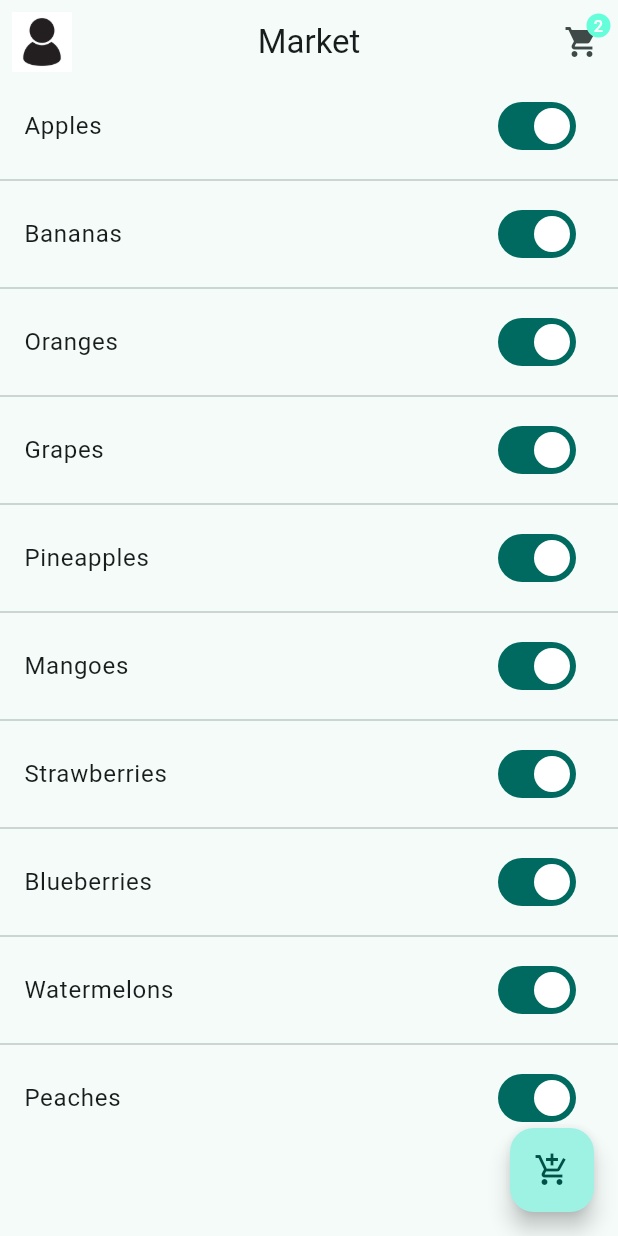
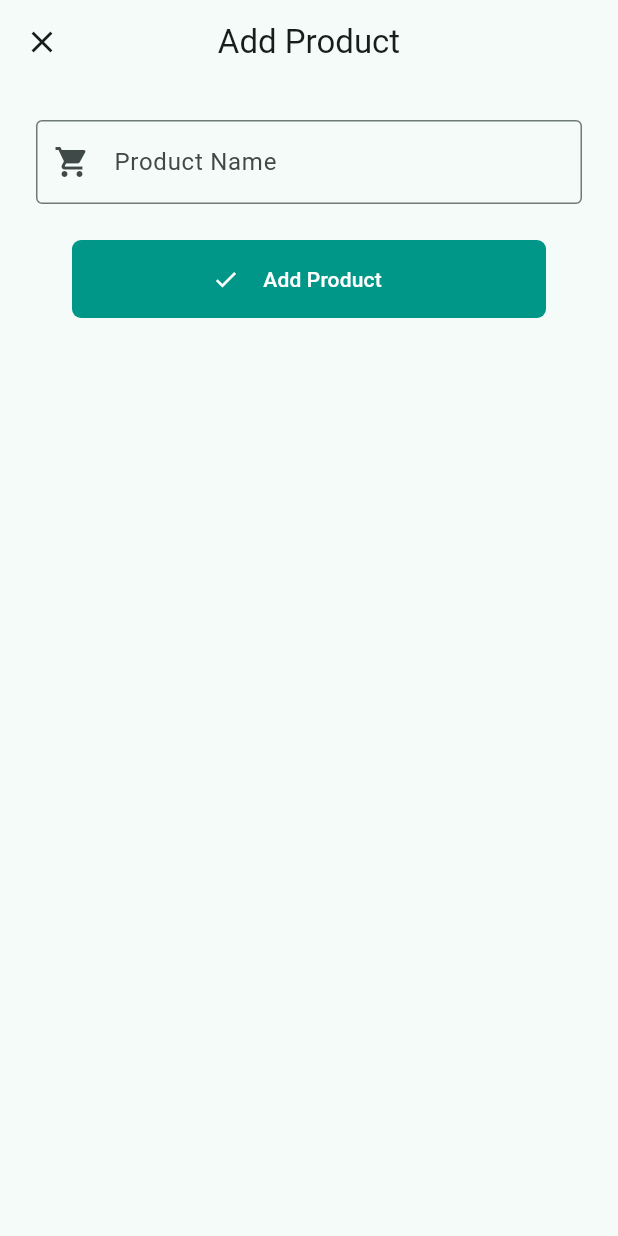
Before and after one commit to VMarkovicz/Market-List-Flutter, a Flutter app: the screen it shows after launch, after a tap on the "add shopping cart" icon, on a phone screen of 412 x 824 dp. Run offline on Flutter 3.47's test engine with Material 3 defaults, Android fonts, the phone set to English and light mode, and no system bars.

Commit message:
feat: cart view

```diff
--- a/analysis_options.yaml
+++ b/analysis_options.yaml
@@ -21,6 +21,7 @@ linter:
   # `// ignore_for_file: name_of_lint` syntax on the line or in the file
   # producing the lint.
   rules:
+    tab_size: 4
     # avoid_print: false  # Uncomment to disable the `avoid_print` rule
     # prefer_single_quotes: true  # Uncomment to enable the `prefer_single_quotes` rule
 
--- a/lib/app.dart
+++ b/lib/app.dart
@@ -1,5 +1,6 @@
 import 'package:flutter/material.dart';
 import 'package:shopping_list/products/products_view.dart';
+import 'package:shopping_list/repositories/products_repository.dart';
 
 class App extends StatelessWidget{
     const App({super.key});
@@ -12,7 +13,7 @@ class App extends StatelessWidget{
                     seedColor: Colors.teal,
                 ),
             ),
-            home: ProductsView(),
+            home: ProductsView(productRepository: ProductsRepositoryMemory()),
             debugShowCheckedModeBanner: false,
         );
     }
--- a/lib/models/cart_item.dart
+++ b/lib/models/cart_item.dart
@@ -2,8 +2,8 @@ import 'package:shopping_list/models/product.dart';
 
 class CartItem {
     final Product product;
-    final int quantity;
-    final bool isSelected;
+    int quantity;
+    bool isSelected;
 
     CartItem(this.product, this.quantity, this.isSelected);
 }
--- /dev/null
+++ b/lib/products/add_product_view.dart
@@ -0,0 +1,92 @@
+import 'package:flutter/material.dart';
+import 'package:shopping_list/repositories/products_repository.dart';
+
+class AddProductView extends StatefulWidget {
+    final ProductsRepositoryMemory productRepository;
+    final Function() onSave;
+    const AddProductView({super.key, required this.productRepository, required this.onSave});
+
+    @override
+    State<AddProductView> createState() => _AddProductViewState();
+}
+
+class _AddProductViewState extends State<AddProductView> {
+    final productController = TextEditingController();
+    final formKey = GlobalKey<FormState>();
+
+    @override
+    void dispose() {
+        productController.dispose();
+        super.dispose();
+    }
+
+    saveProduct() {
+        if (formKey.currentState!.validate()) {
+            // Save the product to the repository
+            widget.productRepository.addProduct(productController.text);
+            debugPrint(widget.productRepository.productsText());
+            widget.onSave();
+            Navigator.of(context).pop();
+        }
+    }
+
+    @override
+    Widget build(BuildContext context) {
+        return Scaffold(
+            appBar: AppBar(
+            title: const Text('Add Product'),
+            centerTitle: true,
+            ),
+            body: Form(
+                key: formKey,
+                child: Padding(
+                padding: const EdgeInsets.all(24.0),
+                child: ListView(
+                    children: [
+                        TextFormField(
+                            controller: productController,
+                            decoration: const InputDecoration(
+                                prefixIcon: Icon(Icons.shopping_cart),
+                                labelText: 'Product Name',
+                                hintText: 'Enter product name',
+                                border: OutlineInputBorder(),
+                            ),
+                            validator: (value) {
+                                if (value == null || value.isEmpty) {
+                                    return 'Please enter a product name';
+                                }
+                                return null;
+                            },
+                        ),
+                        Padding(
+                            padding: const EdgeInsets.all(24.0),
+                            child: FilledButton(
+                                style: FilledButton.styleFrom(
+                                    backgroundColor: Colors.teal,
+                                    foregroundColor: Colors.white,
+                                    shape: RoundedRectangleBorder(
+                                        borderRadius: BorderRadius.circular(6.0),
+                                    ),
+                                ),
+                                onPressed: () {
+                                    saveProduct();
+                                },
+                                child: Row(
+                                    mainAxisAlignment: MainAxisAlignment.center,
+                                    children: [
+                                        Icon(Icons.check),
+                                        Padding(
+                                            padding: const EdgeInsets.all(16.0),
+                                            child: const Text("Add Product"),
+                                        ),
+                                    ],
+                                )
+                            ),
+                        ),
+                    ],
+                ),
+                ),
+            ),
+        );
+    }
+}
--- a/lib/products/products_view.dart
+++ b/lib/products/products_view.dart
@@ -1,12 +1,33 @@
 import 'package:flutter/material.dart';
+import 'package:shopping_list/models/product.dart';
+import 'package:shopping_list/products/add_product_view.dart';
+import 'package:shopping_list/products/cart_view.dart';
 import 'package:shopping_list/repositories/products_repository.dart';
 
-class ProductsView extends StatelessWidget {
-    const ProductsView({super.key});
+class ProductsView extends StatefulWidget {
+    final ProductsRepositoryMemory productRepository;
+    const ProductsView({super.key, required this.productRepository});
 
     @override
+    State<ProductsView> createState() => _ProductsViewState();
+}
+
+class _ProductsViewState extends State<ProductsView> {
+    List<Product> products = [];
+
+    void initState() {
+        super.initState();
+        final repository = ProductsRepositoryMemory();
+        products = repository.productsList;
+    }
+
+    void loadProducts() {
+        products = widget.productRepository.productsList;
+        setState(() {});
+    }
+
     Widget build(BuildContext context) {
-        final products = ProductsRepositoryMemory().productsList;
+
         return Scaffold(
             appBar: AppBar(
                 leading: Padding(
@@ -19,11 +40,20 @@ class ProductsView extends StatelessWidget {
                 centerTitle: true,
                 actions: [
                     Badge.count(
-                        count: 2,
+                        count: widget.productRepository.cartItems.length,
                         offset: Offset(-5, 5),
                         backgroundColor: Colors.tealAccent,
                         child:  IconButton(
-                                    onPressed: () {},
+                                    onPressed: () {
+                                        Navigator.of(context).push(
+                                            MaterialPageRoute(
+                                                builder: (context) => CartView(
+                                                        productRepository: widget.productRepository,
+                                                    ),
+                                                fullscreenDialog: true,
+                                            ),
+                                        );
+                                    },
                                     icon: const Icon(Icons.shopping_cart),
                                 ),
                     )
@@ -34,14 +64,28 @@ class ProductsView extends StatelessWidget {
                         return ListTile(
                             title: Text(products[index].name),
                             trailing: Switch(
-                                    value: true,
-                                    onChanged: (value) {}),
+                                    value: widget.productRepository.cartItems
+                                        .any((item) => item.product.id == products[index].id),
+                                    onChanged: (value) {
+                                        setState(() {
+                                            widget.productRepository.toggleCartItem(products[index]);
+                                        });
+                                    }),
                         );
                     },
                     separatorBuilder: (_,_) => Divider(),
                     itemCount: products.length),
             floatingActionButton: FloatingActionButton(
-                    onPressed: () {},
+                    onPressed: () {
+                        Navigator.of(context).push(
+                            MaterialPageRoute(
+                                builder: (context) => AddProductView(
+                                    productRepository: widget.productRepository,
+                                    onSave: loadProducts,),
+                                fullscreenDialog: true,
+                            ),
+                        );
+                    },
                     child: Icon(Icons.add_shopping_cart),
                 ),
         );
--- a/lib/repositories/products_repository.dart
+++ b/lib/repositories/products_repository.dart
@@ -3,23 +3,46 @@ import 'dart:collection';
 import 'package:shopping_list/models/cart_item.dart';
 import 'package:shopping_list/models/product.dart';
 
-abstract class ProductsRepository {}
+abstract class ProductsRepository {
+    static final List<CartItem> _cartItems = [];
+    static final List<Product> _productsList = [];
+    List<Product> get productsList => UnmodifiableListView(_productsList);
+    List<CartItem> get cartItems => UnmodifiableListView(_cartItems);
+
+    void addProduct (String name);
+    void toggleCartItem (Product product);
+    String productsText ();
+}
 
 class ProductsRepositoryMemory extends ProductsRepository{
-    static final List<CartItem> _cartItems = [];
+    static final List<CartItem> _cartItems = [
+        CartItem(Product('1', 'Apples'), 1, false)
+    ];
     static final List<Product> _productsList = [
-        Product('1', 'Apples'),
-        Product('2', 'Bananas'),
-        Product('3', 'Oranges'),
-        Product('4', 'Grapes'),
-        Product('5', 'Pineapples'),
-        Product('6', 'Mangoes'),
-        Product('7', 'Strawberries'),
-        Product('8', 'Blueberries'),
-        Product('9', 'Watermelons'),
-        Product('10', 'Peaches'),
+        Product('1', 'Apples')
     ];
 
     List<Product> get productsList => UnmodifiableListView(_productsList);
     List<CartItem> get cartItems => UnmodifiableListView(_cartItems);
+
+    @override
+    void addProduct (String name) {
+        final product = Product(DateTime.now().toString(), name);
+        _productsList.add(product);
+    }
+
+    @override
+    void toggleCartItem(Product product) {
+        int index = _cartItems.indexWhere((item) => item.product.id == product.id);
+        if (index >= 0) {
+            _cartItems.removeAt(index);
+            return;
+        }
+        _cartItems.add(CartItem(product, 1, false));
+    }
+
+    @override
+    String productsText() {
+        return _productsList.map((product) => product.name).join(', ');
+    }
 }
```
Also changed, not shown: lib/products/cart_view.dart (added, +73 -0 lines).
